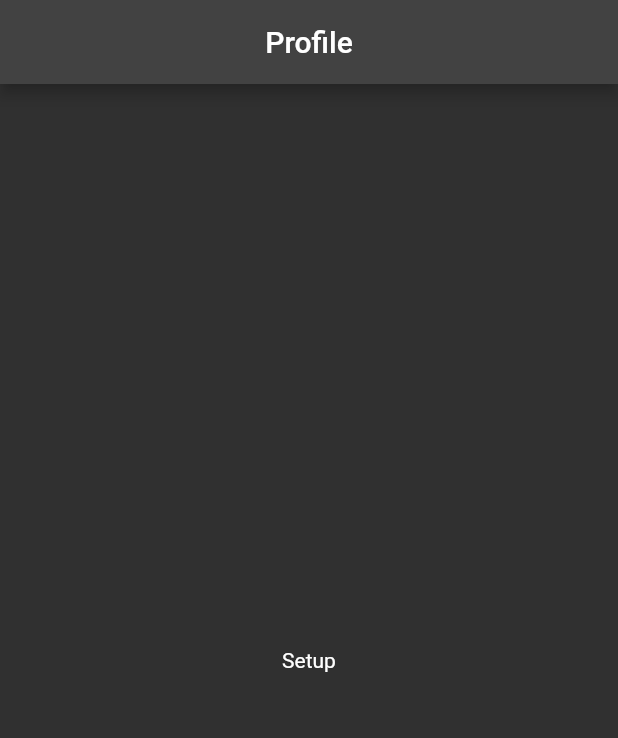
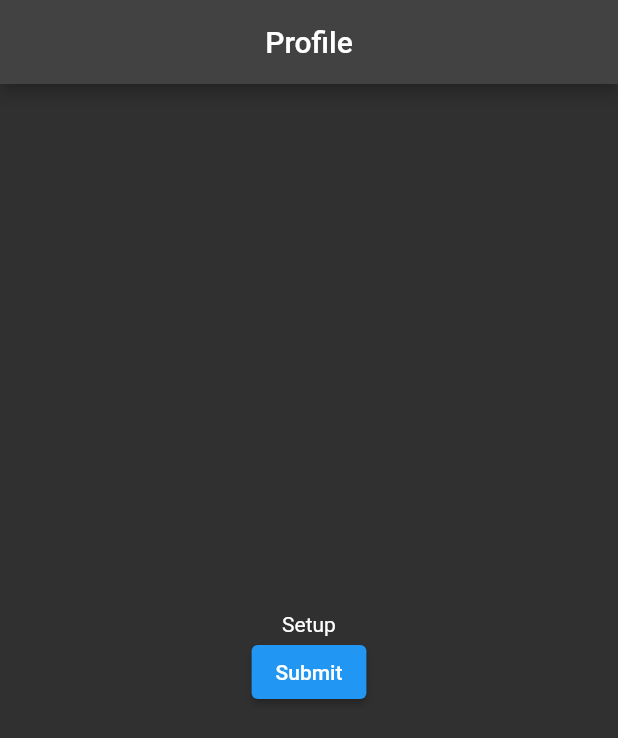
Before and after one commit to thoresonjd/dynamic_profile_page, a Flutter app: the screen it shows after launch, on a phone screen of 412 x 824 dp. Shown: the top 738 px of the screen. Run offline on Flutter 3.47's test engine with Material 2 defaults, Android fonts, the phone set to English and light mode, and no system bars.

Commit message:
Centered setup page contents

```diff
--- a/lib/pages/profile_setup_page.dart
+++ b/lib/pages/profile_setup_page.dart
@@ -10,7 +10,18 @@ class ProfileSetupPage extends StatelessWidget {
         title: const Text("Profile"),
         centerTitle: true,
       ),
-      body: const Center(child: Text("Setup"),)
+      body: Center(
+        child: Column(
+          mainAxisAlignment: MainAxisAlignment.center,
+          children: [
+            const Text("Setup"),
+            ElevatedButton(
+              onPressed: () {},
+              child: const Text("Submit")
+            )
+          ],
+        ),
+      )
     );
   }
 }
```
